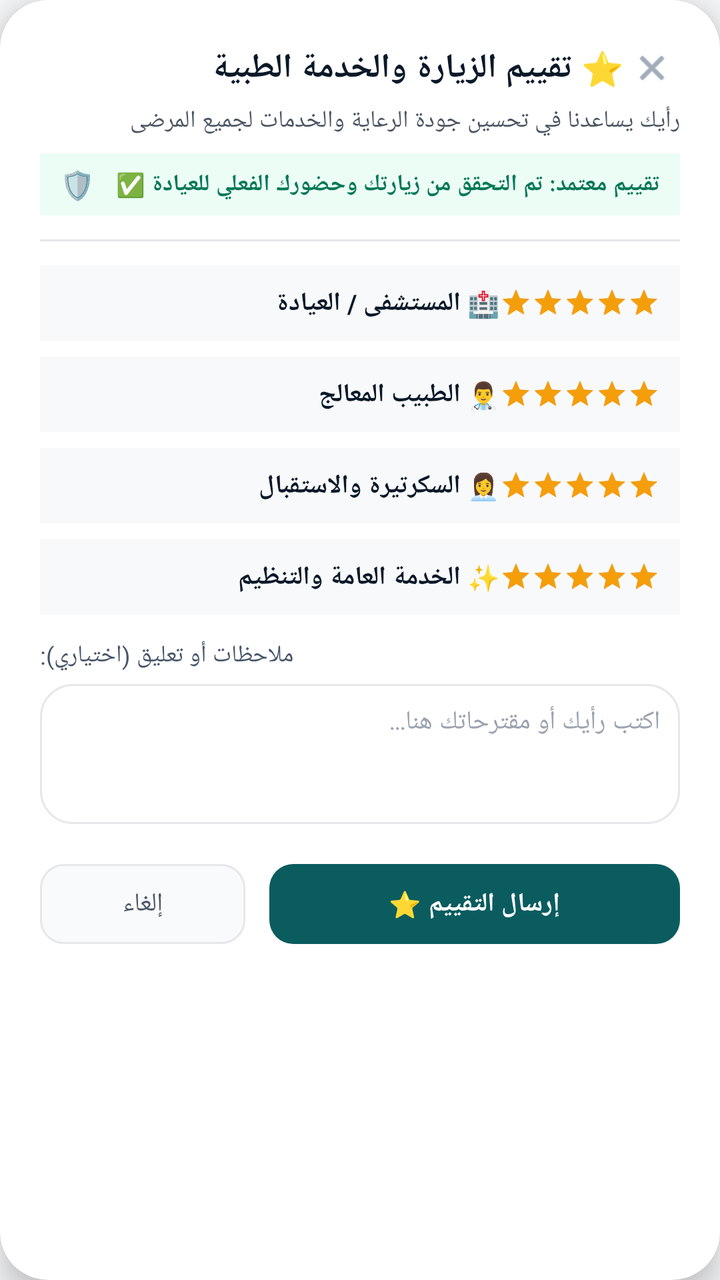
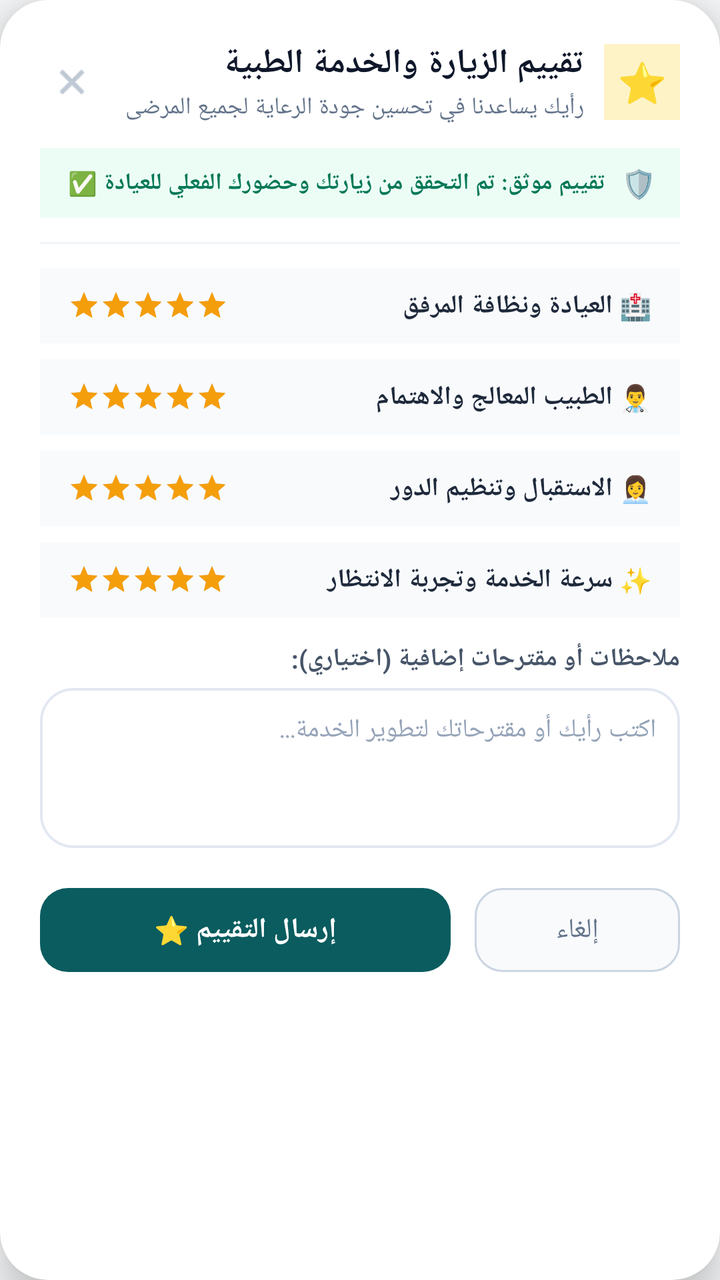

Screens rendered from an Android XML layout before and after an edit, with the pre-edit source and the edit as a unified diff.
<!-- AndroidManifest.xml: application theme Theme.MedicalClinic -->
<!-- res/layout/dialog_appointment_review.xml -->
<?xml version="1.0" encoding="utf-8"?>
<androidx.cardview.widget.CardView
    xmlns:android="http://schemas.android.com/apk/res/android"
    xmlns:app="http://schemas.android.com/apk/res-auto"
    android:layout_width="match_parent"
    android:layout_height="wrap_content"
    app:cardCornerRadius="24dp"
    app:cardElevation="10dp"
    app:cardBackgroundColor="@color/surface_dark_elevated">

    <LinearLayout
        android:layout_width="match_parent"
        android:layout_height="wrap_content"
        android:orientation="vertical"
        android:padding="20dp">

        
        <LinearLayout
            android:layout_width="match_parent"
            android:layout_height="wrap_content"
            android:orientation="horizontal"
            android:gravity="center_vertical">

            <TextView
                android:layout_width="0dp"
                android:layout_height="wrap_content"
                android:layout_weight="1"
                android:text="⭐ تقييم الزيارة والخدمة الطبية"
                android:textColor="@color/on_surface_dark"
                android:textSize="17sp"
                android:textStyle="bold" />

            <ImageView
                android:id="@+id/ivCloseReview"
                android:layout_width="28dp"
                android:layout_height="28dp"
                android:src="@android:drawable/ic_menu_close_clear_cancel"
                android:tint="#64748B"
                android:background="?attr/selectableItemBackgroundBorderless"
                android:padding="4dp" />
        </LinearLayout>

        <TextView
            android:id="@+id/tvReviewSubtitle"
            android:layout_width="match_parent"
            android:layout_height="wrap_content"
            android:layout_marginTop="4dp"
            android:text="رأيك يساعدنا في تحسين جودة الرعاية والخدمات لجميع المرضى"
            android:textColor="@color/on_surface_dark_secondary"
            android:textSize="12sp" />
        
        <LinearLayout
            android:layout_width="match_parent"
            android:layout_height="wrap_content"
            android:orientation="horizontal"
            android:gravity="center_vertical"
            android:background="#ECFDF5"
            android:paddingHorizontal="10dp"
            android:paddingVertical="6dp"
            android:layout_marginTop="8dp">

            <TextView
                android:layout_width="wrap_content"
                android:layout_height="wrap_content"
                android:text="🛡️"
                android:textSize="14sp"
                android:layout_marginEnd="6dp" />

            <TextView
                android:layout_width="0dp"
                android:layout_height="wrap_content"
                android:layout_weight="1"
                android:text="تقييم معتمد: تم التحقق من زيارتك وحضورك الفعلي للعيادة ✅"
                android:textColor="#047857"
                android:textSize="11.5sp"
                android:textStyle="bold" />
        </LinearLayout>


        <View
            android:layout_width="match_parent"
            android:layout_height="1dp"
            android:layout_marginTop="12dp"
            android:layout_marginBottom="12dp"
            android:background="@color/divider" />

        <ScrollView
            android:layout_width="match_parent"
            android:layout_height="wrap_content"
            android:maxHeight="420dp">

            <LinearLayout
                android:layout_width="match_parent"
                android:layout_height="wrap_content"
                android:orientation="vertical">

                
                <LinearLayout
                    android:layout_width="match_parent"
                    android:layout_height="wrap_content"
                    android:orientation="horizontal"
                    android:gravity="center_vertical"
                    android:background="@color/surface_dark"
                    android:padding="10dp"
                    android:layout_marginBottom="8dp">

                    <TextView
                        android:layout_width="0dp"
                        android:layout_height="wrap_content"
                        android:layout_weight="1"
                        android:text="🏥 المستشفى / العيادة"
                        android:textColor="@color/on_surface_dark"
                        android:textSize="13sp"
                        android:textStyle="bold" />

                    <RatingBar
                        android:id="@+id/rbRatingHospital"
                        style="?android:attr/ratingBarStyleSmall"
                        android:layout_width="wrap_content"
                        android:layout_height="wrap_content"
                        android:numStars="5"
                        android:stepSize="1"
                        android:rating="5"
                        android:progressTint="@color/gold_star"
                        android:secondaryProgressTint="@color/gold_star"
                        android:isIndicator="false" />
                </LinearLayout>

                
                <LinearLayout
                    android:layout_width="match_parent"
                    android:layout_height="wrap_content"
                    android:orientation="horizontal"
                    android:gravity="center_vertical"
                    android:background="@color/surface_dark"
                    android:padding="10dp"
                    android:layout_marginBottom="8dp">

                    <TextView
                        android:layout_width="0dp"
                        android:layout_height="wrap_content"
                        android:layout_weight="1"
                        android:text="👨‍⚕️ الطبيب المعالج"
                        android:textColor="@color/on_surface_dark"
                        android:textSize="13sp"
                        android:textStyle="bold" />

                    <RatingBar
                        android:id="@+id/rbRatingDoctor"
                        style="?android:attr/ratingBarStyleSmall"
                        android:layout_width="wrap_content"
                        android:layout_height="wrap_content"
                        android:numStars="5"
                        android:stepSize="1"
                        android:rating="5"
                        android:progressTint="@color/gold_star"
                        android:secondaryProgressTint="@color/gold_star"
                        android:isIndicator="false" />
                </LinearLayout>

                
                <LinearLayout
                    android:layout_width="match_parent"
                    android:layout_height="wrap_content"
                    android:orientation="horizontal"
                    android:gravity="center_vertical"
                    android:background="@color/surface_dark"
                    android:padding="10dp"
                    android:layout_marginBottom="8dp">

                    <TextView
                        android:layout_width="0dp"
                        android:layout_height="wrap_content"
                        android:layout_weight="1"
                        android:text="👩‍💼 السكرتيرة والاستقبال"
                        android:textColor="@color/on_surface_dark"
                        android:textSize="13sp"
                        android:textStyle="bold" />

                    <RatingBar
                        android:id="@+id/rbRatingSecretary"
                        style="?android:attr/ratingBarStyleSmall"
                        android:layout_width="wrap_content"
                        android:layout_height="wrap_content"
                        android:numStars="5"
                        android:stepSize="1"
                        android:rating="5"
                        android:progressTint="@color/gold_star"
                        android:secondaryProgressTint="@color/gold_star"
                        android:isIndicator="false" />
                </LinearLayout>

                
                <LinearLayout
                    android:layout_width="match_parent"
                    android:layout_height="wrap_content"
                    android:orientation="horizontal"
                    android:gravity="center_vertical"
                    android:background="@color/surface_dark"
                    android:padding="10dp"
                    android:layout_marginBottom="12dp">

                    <TextView
                        android:layout_width="0dp"
                        android:layout_height="wrap_content"
                        android:layout_weight="1"
                        android:text="✨ الخدمة العامة والتنظيم"
                        android:textColor="@color/on_surface_dark"
                        android:textSize="13sp"
                        android:textStyle="bold" />

                    <RatingBar
                        android:id="@+id/rbRatingService"
                        style="?android:attr/ratingBarStyleSmall"
                        android:layout_width="wrap_content"
                        android:layout_height="wrap_content"
                        android:numStars="5"
                        android:stepSize="1"
                        android:rating="5"
                        android:progressTint="@color/gold_star"
                        android:secondaryProgressTint="@color/gold_star"
                        android:isIndicator="false" />
                </LinearLayout>

                
                <TextView
                    android:layout_width="wrap_content"
                    android:layout_height="wrap_content"
                    android:text="ملاحظات أو تعليق (اختياري):"
                    android:textColor="#475569"
                    android:textSize="12sp"
                    android:layout_marginBottom="6dp" />

                <EditText
                    android:id="@+id/etReviewComment"
                    android:layout_width="match_parent"
                    android:layout_height="70dp"
                    android:gravity="top|start"
                    android:hint="اكتب رأيك أو مقترحاتك هنا..."
                    android:textColorHint="@color/on_surface_dark_disabled"
                    android:textColor="@color/on_surface_dark"
                    android:textSize="13sp"
                    android:background="@drawable/bg_input_field"
                    android:padding="10dp" />

            </LinearLayout>
        </ScrollView>

        
        <LinearLayout
            android:layout_width="match_parent"
            android:layout_height="wrap_content"
            android:orientation="horizontal"
            android:layout_marginTop="16dp">

            <com.google.android.material.button.MaterialButton
                android:id="@+id/btnCancelReview"
                android:layout_width="0dp"
                android:layout_height="48dp"
                android:layout_weight="1"
                android:layout_marginEnd="6dp"
                android:text="إلغاء"
                android:textColor="@color/on_surface_dark_secondary"
                android:textSize="13sp"
                app:cornerRadius="12dp"
                app:strokeColor="@color/divider"
                app:strokeWidth="1dp"
                app:backgroundTint="#F8FAFC" />

            <com.google.android.material.button.MaterialButton
                android:id="@+id/btnSubmitReview"
                android:layout_width="0dp"
                android:layout_height="48dp"
                android:layout_weight="2"
                android:layout_marginStart="6dp"
                android:text="إرسال التقييم ⭐"
                android:textColor="#FFFFFF"
                android:textSize="13sp"
                android:textStyle="bold"
                app:cornerRadius="12dp"
                app:backgroundTint="@color/brand_primary" />
        </LinearLayout>

    </LinearLayout>
</androidx.cardview.widget.CardView>
<!-- resources referenced by this layout -->
<resources>
  <color name="brand_primary">#0A5C5F</color>
  <color name="divider">#E5E7EB</color>
  <color name="gold_star">#F59E0B</color>
  <color name="on_surface_dark">#0A1929</color>
  <color name="on_surface_dark_disabled">#9CA3AF</color>
  <color name="on_surface_dark_secondary">#4B5563</color>
  <color name="surface_dark">#F8F9FA</color>
  <color name="surface_dark_elevated">#FFFFFF</color>
  <!-- drawable bg_input_field (drawable) -->
  <?xml version="1.0" encoding="utf-8"?>
  <shape xmlns:android="http://schemas.android.com/apk/res/android"
      android:shape="rectangle">
      <solid android:color="@color/surface_dark_elevated" />
      <corners android:radius="16dp" />
      <stroke
          android:width="1dp"
          android:color="@color/border_field" />
  </shape>
  <style name="Theme.MedicalClinic" parent="Theme.Material3.Light.NoActionBar">
          
          <item name="colorPrimary">@color/brand_primary</item>
          <item name="colorOnPrimary">#FFFFFF</item>
          <item name="colorPrimaryContainer">@color/brand_primary_soft</item>
          <item name="colorOnPrimaryContainer">@color/brand_primary_dark</item>
  
          
          <item name="colorSecondary">@color/brand_secondary</item>
          <item name="colorOnSecondary">#FFFFFF</item>
          <item name="colorSecondaryContainer">@color/brand_secondary_soft</item>
          <item name="colorOnSecondaryContainer">@color/brand_secondary_dark</item>
  
          
          <item name="colorError">@color/brand_danger</item>
          <item name="colorOnError">#FFFFFF</item>
  
          
          <item name="android:colorBackground">@color/surface_dark</item>
          <item name="colorOnBackground">@color/on_surface_dark</item>
          <item name="colorSurface">@color/surface_dark_elevated</item>
          <item name="colorOnSurface">@color/on_surface_dark</item>
          <item name="colorSurfaceVariant">@color/surface_deep</item>
          <item name="colorOnSurfaceVariant">@color/on_surface_dark_secondary</item>
          <item name="colorOutline">@color/divider</item>
  
          
          <item name="android:statusBarColor">@color/surface_dark</item>
          <item name="android:navigationBarColor">@color/surface_dark</item>
          <item name="android:windowLightStatusBar">true</item>
          <item name="android:windowLightNavigationBar">true</item>
  
          <item name="android:fontFamily">sans-serif</item>
              <item name="android:windowAnimationStyle">@style/Animation.MedicalClinic.Activity</item>
      </style>
  <color name="border_field">#E5E7EB</color>
  <color name="brand_primary_soft">#E6F4F1</color>
  <color name="brand_primary_dark">#084749</color>
  <color name="brand_secondary">#10B981</color>
  <color name="brand_secondary_soft">#ECFDF5</color>
  <color name="brand_secondary_dark">#059669</color>
  <color name="brand_danger">#EF4444</color>
  <color name="surface_deep">#F1F5F9</color>
  <style name="Animation.MedicalClinic.Activity" parent="@android:style/Animation.Activity">
          <item name="android:activityOpenEnterAnimation">@anim/activity_enter</item>
          <item name="android:activityOpenExitAnimation">@anim/activity_exit</item>
          <item name="android:activityCloseEnterAnimation">@anim/activity_pop_enter</item>
          <item name="android:activityCloseExitAnimation">@anim/activity_pop_exit</item>
      </style>
</resources>

<!-- the commit's change to res/layout/dialog_appointment_review.xml (unified diff, before → after) -->
@@ -5,14 +5,15 @@
     android:layout_width="match_parent"
     android:layout_height="wrap_content"
     app:cardCornerRadius="24dp"
-    app:cardElevation="10dp"
-    app:cardBackgroundColor="@color/surface_dark_elevated">
+    app:cardElevation="12dp"
+    app:cardBackgroundColor="@color/white">
 
     <LinearLayout
         android:layout_width="match_parent"
         android:layout_height="wrap_content"
         android:orientation="vertical"
-        android:padding="20dp">
+        android:padding="20dp"
+        android:layoutDirection="rtl">
 
         
         <LinearLayout
@@ -22,32 +23,48 @@
             android:gravity="center_vertical">
 
             <TextView
+                android:layout_width="38dp"
+                android:layout_height="38dp"
+                android:background="#FEF3C7"
+                android:gravity="center"
+                android:text="⭐"
+                android:textSize="20sp"
+                android:layout_marginEnd="10dp" />
+
+            <LinearLayout
                 android:layout_width="0dp"
                 android:layout_height="wrap_content"
                 android:layout_weight="1"
-                android:text="⭐ تقييم الزيارة والخدمة الطبية"
-                android:textColor="@color/on_surface_dark"
-                android:textSize="17sp"
-                android:textStyle="bold" />
+                android:orientation="vertical">
+
+                <TextView
+                    android:layout_width="wrap_content"
+                    android:layout_height="wrap_content"
+                    android:text="تقييم الزيارة والخدمة الطبية"
+                    android:textColor="#0F172A"
+                    android:textSize="17sp"
+                    android:textStyle="bold" />
+
+                <TextView
+                    android:id="@+id/tvReviewSubtitle"
+                    android:layout_width="wrap_content"
+                    android:layout_height="wrap_content"
+                    android:layout_marginTop="2dp"
+                    android:text="رأيك يساعدنا في تحسين جودة الرعاية لجميع المرضى"
+                    android:textColor="#64748B"
+                    android:textSize="12sp" />
+            </LinearLayout>
 
             <ImageView
                 android:id="@+id/ivCloseReview"
-                android:layout_width="28dp"
-                android:layout_height="28dp"
+                android:layout_width="32dp"
+                android:layout_height="32dp"
                 android:src="@android:drawable/ic_menu_close_clear_cancel"
-                android:tint="#64748B"
+                app:tint="#94A3B8"
                 android:background="?attr/selectableItemBackgroundBorderless"
-                android:padding="4dp" />
+                android:padding="6dp" />
         </LinearLayout>
 
-        <TextView
-            android:id="@+id/tvReviewSubtitle"
-            android:layout_width="match_parent"
-            android:layout_height="wrap_content"
-            android:layout_marginTop="4dp"
-            android:text="رأيك يساعدنا في تحسين جودة الرعاية والخدمات لجميع المرضى"
-            android:textColor="@color/on_surface_dark_secondary"
-            android:textSize="12sp" />
         
         <LinearLayout
             android:layout_width="match_parent"
@@ -55,39 +72,38 @@
             android:orientation="horizontal"
             android:gravity="center_vertical"
             android:background="#ECFDF5"
-            android:paddingHorizontal="10dp"
-            android:paddingVertical="6dp"
-            android:layout_marginTop="8dp">
+            android:paddingHorizontal="12dp"
+            android:paddingVertical="8dp"
+            android:layout_marginTop="12dp">
 
             <TextView
                 android:layout_width="wrap_content"
                 android:layout_height="wrap_content"
                 android:text="🛡️"
                 android:textSize="14sp"
-                android:layout_marginEnd="6dp" />
+                android:layout_marginEnd="8dp" />
 
             <TextView
                 android:layout_width="0dp"
                 android:layout_height="wrap_content"
                 android:layout_weight="1"
-                android:text="تقييم معتمد: تم التحقق من زيارتك وحضورك الفعلي للعيادة ✅"
+                android:text="تقييم موثق: تم التحقق من زيارتك وحضورك الفعلي للعيادة ✅"
                 android:textColor="#047857"
                 android:textSize="11.5sp"
                 android:textStyle="bold" />
         </LinearLayout>
 
-
         <View
             android:layout_width="match_parent"
             android:layout_height="1dp"
             android:layout_marginTop="12dp"
             android:layout_marginBottom="12dp"
-            android:background="@color/divider" />
+            android:background="#F1F5F9" />
 
         <ScrollView
             android:layout_width="match_parent"
             android:layout_height="wrap_content"
-            android:maxHeight="420dp">
+            android:maxHeight="380dp">
 
             <LinearLayout
                 android:layout_width="match_parent"
@@ -100,16 +116,17 @@
                     android:layout_height="wrap_content"
                     android:orientation="horizontal"
                     android:gravity="center_vertical"
-                    android:background="@color/surface_dark"
-                    android:padding="10dp"
+                    android:background="#F8FAFC"
+                    android:paddingHorizontal="14dp"
+                    android:paddingVertical="10dp"
                     android:layout_marginBottom="8dp">
 
                     <TextView
                         android:layout_width="0dp"
                         android:layout_height="wrap_content"
                         android:layout_weight="1"
-                        android:text="🏥 المستشفى / العيادة"
-                        android:textColor="@color/on_surface_dark"
+                        android:text="🏥 العيادة ونظافة المرفق"
+                        android:textColor="#1E293B"
                         android:textSize="13sp"
                         android:textStyle="bold" />
 
@@ -121,8 +138,8 @@
                         android:numStars="5"
                         android:stepSize="1"
                         android:rating="5"
-                        android:progressTint="@color/gold_star"
-                        android:secondaryProgressTint="@color/gold_star"
+                        android:progressTint="#F59E0B"
+                        android:secondaryProgressTint="#F59E0B"
                         android:isIndicator="false" />
                 </LinearLayout>
 
@@ -132,16 +149,17 @@
                     android:layout_height="wrap_content"
                     android:orientation="horizontal"
                     android:gravity="center_vertical"
-                    android:background="@color/surface_dark"
-                    android:padding="10dp"
+                    android:background="#F8FAFC"
+                    android:paddingHorizontal="14dp"
+                    android:paddingVertical="10dp"
                     android:layout_marginBottom="8dp">
 
                     <TextView
                         android:layout_width="0dp"
                         android:layout_height="wrap_content"
                         android:layout_weight="1"
-                        android:text="👨‍⚕️ الطبيب المعالج"
-                        android:textColor="@color/on_surface_dark"
+                        android:text="👨‍⚕️ الطبيب المعالج والاهتمام"
+                        android:textColor="#1E293B"
                         android:textSize="13sp"
                         android:textStyle="bold" />
 
@@ -153,8 +171,8 @@
                         android:numStars="5"
                         android:stepSize="1"
                         android:rating="5"
-                        android:progressTint="@color/gold_star"
-                        android:secondaryProgressTint="@color/gold_star"
+                        android:progressTint="#F59E0B"
+                        android:secondaryProgressTint="#F59E0B"
                         android:isIndicator="false" />
                 </LinearLayout>
 
@@ -164,16 +182,17 @@
                     android:layout_height="wrap_content"
                     android:orientation="horizontal"
                     android:gravity="center_vertical"
-                    android:background="@color/surface_dark"
-                    android:padding="10dp"
+                    android:background="#F8FAFC"
+                    android:paddingHorizontal="14dp"
+                    android:paddingVertical="10dp"
                     android:layout_marginBottom="8dp">
 
                     <TextView
                         android:layout_width="0dp"
                         android:layout_height="wrap_content"
                         android:layout_weight="1"
-                        android:text="👩‍💼 السكرتيرة والاستقبال"
-                        android:textColor="@color/on_surface_dark"
+                        android:text="👩‍💼 الاستقبال وتنظيم الدور"
+                        android:textColor="#1E293B"
                         android:textSize="13sp"
                         android:textStyle="bold" />
 
@@ -185,8 +204,8 @@
                         android:numStars="5"
                         android:stepSize="1"
                         android:rating="5"
-                        android:progressTint="@color/gold_star"
-                        android:secondaryProgressTint="@color/gold_star"
+                        android:progressTint="#F59E0B"
+                        android:secondaryProgressTint="#F59E0B"
                         android:isIndicator="false" />
                 </LinearLayout>
 
@@ -196,16 +215,17 @@
                     android:layout_height="wrap_content"
                     android:orientation="horizontal"
                     android:gravity="center_vertical"
-                    android:background="@color/surface_dark"
-                    android:padding="10dp"
+                    android:background="#F8FAFC"
+                    android:paddingHorizontal="14dp"
+                    android:paddingVertical="10dp"
                     android:layout_marginBottom="12dp">
 
                     <TextView
                         android:layout_width="0dp"
                         android:layout_height="wrap_content"
                         android:layout_weight="1"
-                        android:text="✨ الخدمة العامة والتنظيم"
-                        android:textColor="@color/on_surface_dark"
+                        android:text="✨ سرعة الخدمة وتجربة الانتظار"
+                        android:textColor="#1E293B"
                         android:textSize="13sp"
                         android:textStyle="bold" />
 
@@ -217,8 +237,8 @@
                         android:numStars="5"
                         android:stepSize="1"
                         android:rating="5"
-                        android:progressTint="@color/gold_star"
-                        android:secondaryProgressTint="@color/gold_star"
+                        android:progressTint="#F59E0B"
+                        android:secondaryProgressTint="#F59E0B"
                         android:isIndicator="false" />
                 </LinearLayout>
 
@@ -226,22 +246,23 @@
                 <TextView
                     android:layout_width="wrap_content"
                     android:layout_height="wrap_content"
-                    android:text="ملاحظات أو تعليق (اختياري):"
+                    android:text="ملاحظات أو مقترحات إضافية (اختياري):"
                     android:textColor="#475569"
-                    android:textSize="12sp"
+                    android:textSize="12.5sp"
+                    android:textStyle="bold"
                     android:layout_marginBottom="6dp" />
 
                 <EditText
                     android:id="@+id/etReviewComment"
                     android:layout_width="match_parent"
-                    android:layout_height="70dp"
+                    android:layout_height="80dp"
                     android:gravity="top|start"
-                    android:hint="اكتب رأيك أو مقترحاتك هنا..."
-                    android:textColorHint="@color/on_surface_dark_disabled"
-                    android:textColor="@color/on_surface_dark"
+                    android:hint="اكتب رأيك أو مقترحاتك لتطوير الخدمة..."
+                    android:textColorHint="#94A3B8"
+                    android:textColor="#0F172A"
                     android:textSize="13sp"
-                    android:background="@drawable/bg_input_field"
-                    android:padding="10dp" />
+                    android:background="@drawable/bg_input_field_luxury"
+                    android:padding="12dp" />
 
             </LinearLayout>
         </ScrollView>
@@ -256,28 +277,28 @@
             <com.google.android.material.button.MaterialButton
                 android:id="@+id/btnCancelReview"
                 android:layout_width="0dp"
-                android:layout_height="48dp"
+                android:layout_height="50dp"
                 android:layout_weight="1"
                 android:layout_marginEnd="6dp"
                 android:text="إلغاء"
-                android:textColor="@color/on_surface_dark_secondary"
-                android:textSize="13sp"
-                app:cornerRadius="12dp"
-                app:strokeColor="@color/divider"
+                android:textColor="#64748B"
+                android:textSize="13.5sp"
+                app:cornerRadius="14dp"
+                app:strokeColor="#CBD5E1"
                 app:strokeWidth="1dp"
                 app:backgroundTint="#F8FAFC" />
 
             <com.google.android.material.button.MaterialButton
                 android:id="@+id/btnSubmitReview"
                 android:layout_width="0dp"
-                android:layout_height="48dp"
+                android:layout_height="50dp"
                 android:layout_weight="2"
                 android:layout_marginStart="6dp"
                 android:text="إرسال التقييم ⭐"
                 android:textColor="#FFFFFF"
-                android:textSize="13sp"
+                android:textSize="14sp"
                 android:textStyle="bold"
-                app:cornerRadius="12dp"
+                app:cornerRadius="14dp"
                 app:backgroundTint="@color/brand_primary" />
         </LinearLayout>
 
<!-- resource entries referenced after the edit -->
@@ -1,23 +1,22 @@
 <!-- resources referenced by this layout -->
 <resources>
   <color name="brand_primary">#0A5C5F</color>
+  <color name="white">#FFFFFF</color>
+  <!-- drawable bg_input_field_luxury (drawable) -->
+  <?xml version="1.0" encoding="utf-8"?>
+  <shape xmlns:android="http://schemas.android.com/apk/res/android"
+      android:shape="rectangle">
+      <corners android:radius="16dp" />
+      <solid android:color="#FFFFFF" />
+      <stroke
+          android:width="1.2dp"
+          android:color="#E2E8F0" />
+  </shape>
   <color name="divider">#E5E7EB</color>
-  <color name="gold_star">#F59E0B</color>
   <color name="on_surface_dark">#0A1929</color>
-  <color name="on_surface_dark_disabled">#9CA3AF</color>
   <color name="on_surface_dark_secondary">#4B5563</color>
   <color name="surface_dark">#F8F9FA</color>
   <color name="surface_dark_elevated">#FFFFFF</color>
-  <!-- drawable bg_input_field (drawable) -->
-  <?xml version="1.0" encoding="utf-8"?>
-  <shape xmlns:android="http://schemas.android.com/apk/res/android"
-      android:shape="rectangle">
-      <solid android:color="@color/surface_dark_elevated" />
-      <corners android:radius="16dp" />
-      <stroke
-          android:width="1dp"
-          android:color="@color/border_field" />
-  </shape>
   <style name="Theme.MedicalClinic" parent="Theme.Material3.Light.NoActionBar">
           
           <item name="colorPrimary">@color/brand_primary</item>
@@ -53,7 +52,6 @@
           <item name="android:fontFamily">sans-serif</item>
               <item name="android:windowAnimationStyle">@style/Animation.MedicalClinic.Activity</item>
       </style>
-  <color name="border_field">#E5E7EB</color>
   <color name="brand_primary_soft">#E6F4F1</color>
   <color name="brand_primary_dark">#084749</color>
   <color name="brand_secondary">#10B981</color>
